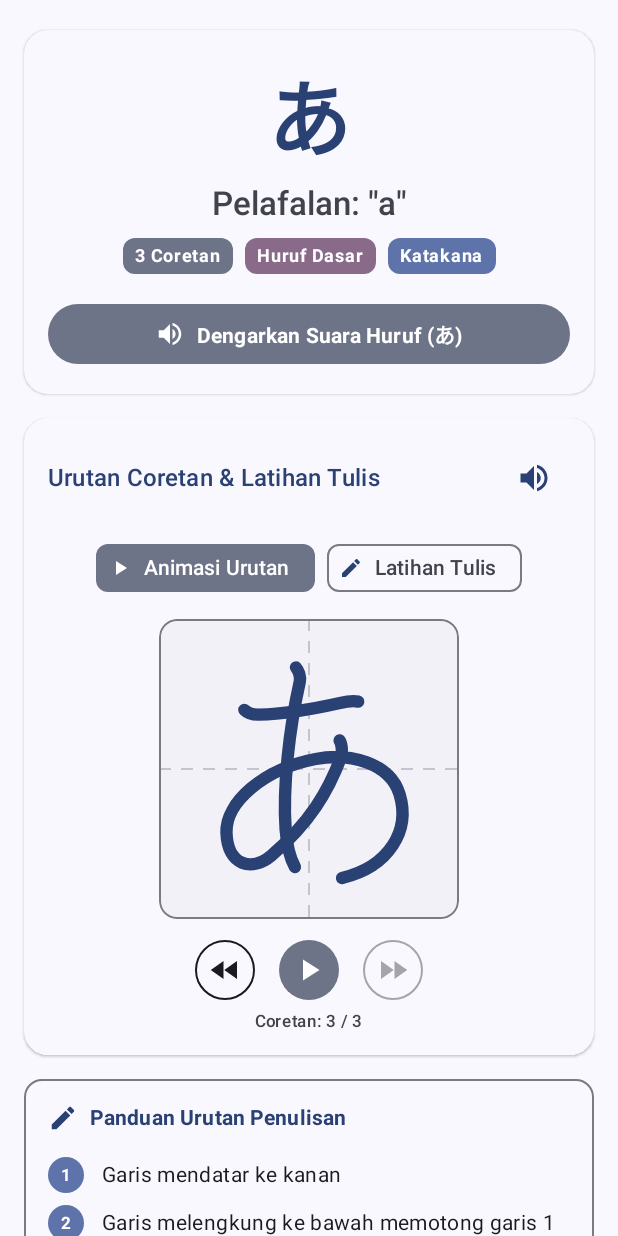
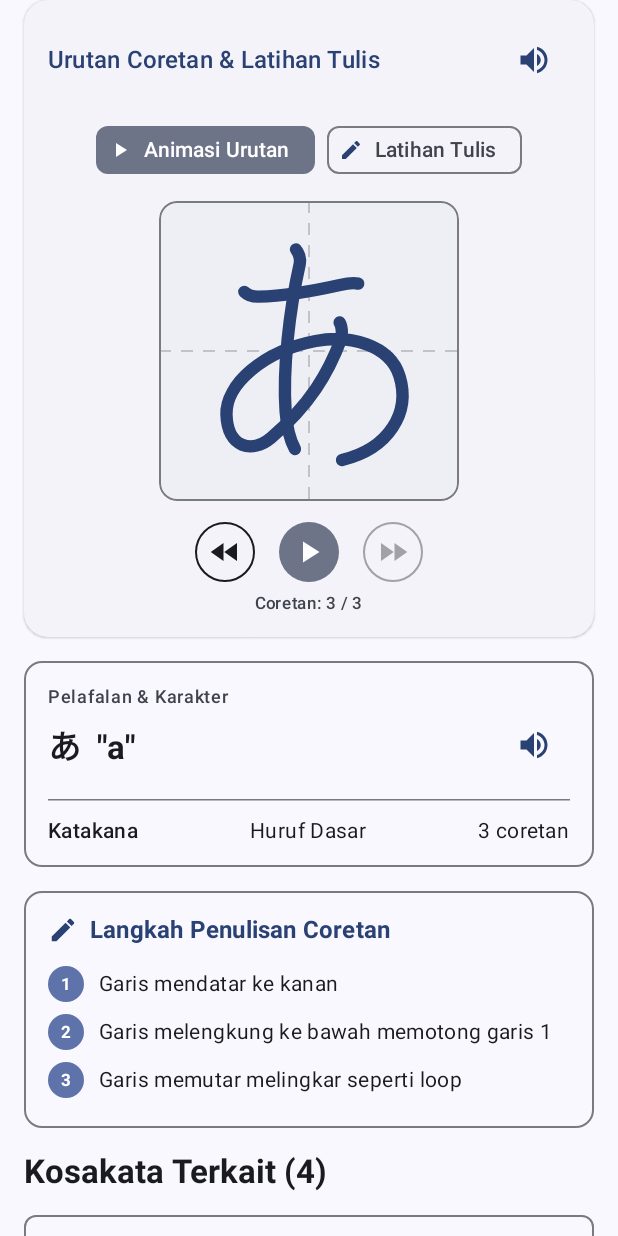
Before and after one commit to Jarotttttt/nihongo-dictionary, an Android app built with Jetpack Compose: the composable KanaDetailContent called with sample values from the repository, after a tap on "Dengarkan Huruf", on a phone screen of 412 x 824 dp. Run offline under Robolectric (Android 15) with nearby library versions, the phone set to English and light mode, and no system bars; our stand-ins replace Dagger/Hilt's generated code.

Commit message:
feat(kana): remove auto-tts on grid click and align Kana detail layout to match Kanji 1:1

```diff
--- a/app/src/main/java/id/nihongodictionary/app/presentation/screens/characters/CharactersScreen.kt
+++ b/app/src/main/java/id/nihongodictionary/app/presentation/screens/characters/CharactersScreen.kt
@@ -206,7 +206,6 @@ fun CharactersScreen(
                         KanaGrid(
                             items = kanaList,
                             columns = columns,
-                            onPlayAudio = { viewModel.playAudio(it.character) },
                             onItemClick = { onKanaClick(it.character) }
                         )
                     }
@@ -220,7 +219,6 @@ fun CharactersScreen(
                         KanaGrid(
                             items = kanaList,
                             columns = columns,
-                            onPlayAudio = { viewModel.playAudio(it.character) },
                             onItemClick = { onKanaClick(it.character) }
                         )
                     }
@@ -273,7 +271,6 @@ fun CharactersScreen(
 fun KanaGrid(
     items: List<KanaCharacter>,
     columns: Int,
-    onPlayAudio: (KanaCharacter) -> Unit,
     onItemClick: (KanaCharacter) -> Unit,
     modifier: Modifier = Modifier
 ) {
@@ -300,7 +297,6 @@ fun KanaGrid(
                 KanaCard(
                     kana = item,
                     onClick = {
-                        onPlayAudio(item)
                         onItemClick(item)
                     }
                 )
--- a/app/src/main/java/id/nihongodictionary/app/presentation/screens/characters/KanaDetailScreen.kt
+++ b/app/src/main/java/id/nihongodictionary/app/presentation/screens/characters/KanaDetailScreen.kt
@@ -12,16 +12,14 @@ import androidx.compose.foundation.layout.padding
 import androidx.compose.foundation.layout.size
 import androidx.compose.foundation.layout.width
 import androidx.compose.foundation.lazy.LazyColumn
+import androidx.compose.foundation.lazy.items
 import androidx.compose.foundation.shape.CircleShape
 import androidx.compose.material.icons.Icons
 import androidx.compose.material.icons.automirrored.filled.ArrowBack
 import androidx.compose.material.icons.automirrored.filled.VolumeUp
 import androidx.compose.material.icons.filled.Edit
-import androidx.compose.material.icons.filled.Translate
-import androidx.compose.material3.CardDefaults
 import androidx.compose.material3.ElevatedCard
 import androidx.compose.material3.ExperimentalMaterial3Api
-import androidx.compose.material3.FilledTonalButton
 import androidx.compose.material3.HorizontalDivider
 import androidx.compose.material3.Icon
 import androidx.compose.material3.IconButton
@@ -38,7 +36,6 @@ import androidx.compose.ui.Modifier
 import androidx.compose.ui.platform.testTag
 import androidx.compose.ui.text.font.FontWeight
 import androidx.compose.ui.unit.dp
-import androidx.compose.ui.unit.sp
 import id.nihongodictionary.app.domain.model.KanaCategory
 import id.nihongodictionary.app.domain.model.KanaCharacter
 import id.nihongodictionary.app.domain.model.KanaData
@@ -113,121 +110,12 @@ fun KanaDetailContent(
         horizontalAlignment = Alignment.CenterHorizontally,
         verticalArrangement = Arrangement.spacedBy(16.dp)
     ) {
-        item { Spacer(modifier = Modifier.height(4.dp)) }
-
-        // 1. Header Card (Huruf, Romaji, Kategori, Audio)
-        item {
-            ElevatedCard(
-                modifier = Modifier.fillMaxWidth(),
-                shape = MaterialTheme.shapes.large,
-                colors = CardDefaults.elevatedCardColors(
-                    containerColor = MaterialTheme.colorScheme.surface
-                )
-            ) {
-                Column(
-                    modifier = Modifier
-                        .fillMaxWidth()
-                        .padding(16.dp),
-                    horizontalAlignment = Alignment.CenterHorizontally
-                ) {
-                    Text(
-                        text = kana.character,
-                        fontSize = 56.sp,
-                        fontWeight = FontWeight.Bold,
-                        color = MaterialTheme.colorScheme.primary
-                    )
-
-                    Spacer(modifier = Modifier.height(4.dp))
-
-                    Text(
-                        text = "Pelafalan: \"${kana.romaji}\"",
-                        style = MaterialTheme.typography.titleLarge,
-                        fontWeight = FontWeight.SemiBold,
-                        color = MaterialTheme.colorScheme.onSurfaceVariant
-                    )
-
-                    Spacer(modifier = Modifier.height(10.dp))
-
-                    Row(
-                        horizontalArrangement = Arrangement.spacedBy(8.dp),
-                        verticalAlignment = Alignment.CenterVertically
-                    ) {
-                        Surface(
-                            shape = MaterialTheme.shapes.small,
-                            color = MaterialTheme.colorScheme.secondaryContainer
-                        ) {
-                            Text(
-                                text = "${kana.strokeCount} Coretan",
-                                modifier = Modifier.padding(horizontal = 8.dp, vertical = 4.dp),
-                                style = MaterialTheme.typography.labelMedium,
-                                fontWeight = FontWeight.Bold,
-                                color = MaterialTheme.colorScheme.onSecondaryContainer
-                            )
-                        }
-
-                        Surface(
-                            shape = MaterialTheme.shapes.small,
-                            color = MaterialTheme.colorScheme.tertiaryContainer
-                        ) {
-                            Text(
-                                text = when (kana.category) {
-                                    KanaCategory.GOJUON -> "Huruf Dasar"
-                                    KanaCategory.DAKUON -> "Bunyi Turunan (Dakuon)"
-                                    KanaCategory.YOON -> "Bunyi Gabungan (Yōon)"
-                                },
-                                modifier = Modifier.padding(horizontal = 8.dp, vertical = 4.dp),
-                                style = MaterialTheme.typography.labelMedium,
-                                fontWeight = FontWeight.Bold,
-                                color = MaterialTheme.colorScheme.onTertiaryContainer
-                            )
-                        }
-
-                        Surface(
-                            shape = MaterialTheme.shapes.small,
-                            color = MaterialTheme.colorScheme.primaryContainer
-                        ) {
-                            Text(
-                                text = if (isHiragana) "Hiragana" else "Katakana",
-                                modifier = Modifier.padding(horizontal = 8.dp, vertical = 4.dp),
-                                style = MaterialTheme.typography.labelMedium,
-                                fontWeight = FontWeight.Bold,
-                                color = MaterialTheme.colorScheme.onPrimaryContainer
-                            )
-                        }
-                    }
-
-                    Spacer(modifier = Modifier.height(16.dp))
-
-                    FilledTonalButton(
-                        onClick = { onPlayAudio(kana.character) },
-                        modifier = Modifier
-                            .fillMaxWidth()
-                            .testTag("btn-kana-audio")
-                    ) {
-                        Icon(
-                            imageVector = Icons.AutoMirrored.Filled.VolumeUp,
-                            contentDescription = null,
-                            modifier = Modifier.size(20.dp)
-                        )
-                        Spacer(modifier = Modifier.width(8.dp))
-                        Text(
-                            text = "Dengarkan Suara Huruf (${kana.character})",
-                            fontWeight = FontWeight.Bold
-                        )
-                    }
-                }
-            }
-        }
-
-        // 2. Interactive Stroke Order & Practice Canvas
+        // 1. Interactive Stroke Order Canvas (Persis seperti KanjiDetailScreen Card #1)
         if (kana.strokes.isNotEmpty()) {
             item {
                 ElevatedCard(
                     modifier = Modifier.fillMaxWidth(),
-                    shape = MaterialTheme.shapes.large,
-                    colors = CardDefaults.elevatedCardColors(
-                        containerColor = MaterialTheme.colorScheme.surface
-                    )
+                    shape = MaterialTheme.shapes.large
                 ) {
                     Column(
                         modifier = Modifier
@@ -261,7 +149,68 @@ fun KanaDetailContent(
             }
         }
 
-        // 3. Step-by-Step Writing Guide Card
+        // 2. Meaning & Readings Card (Persis seperti Card #2 pada KanjiDetailScreen)
+        item {
+            OutlinedCard(
+                modifier = Modifier.fillMaxWidth(),
+                shape = MaterialTheme.shapes.medium
+            ) {
+                Column(modifier = Modifier.padding(16.dp)) {
+                    Text(
+                        text = "Pelafalan & Karakter",
+                        style = MaterialTheme.typography.labelMedium,
+                        color = MaterialTheme.colorScheme.onSurfaceVariant
+                    )
+                    Row(
+                        modifier = Modifier.fillMaxWidth(),
+                        horizontalArrangement = Arrangement.SpaceBetween,
+                        verticalAlignment = Alignment.CenterVertically
+                    ) {
+                        Text(
+                            text = "${kana.character}  \"${kana.romaji}\"",
+                            style = MaterialTheme.typography.titleLarge,
+                            fontWeight = FontWeight.Bold,
+                            color = MaterialTheme.colorScheme.onSurface
+                        )
+                        IconButton(onClick = { onPlayAudio(kana.character) }) {
+                            Icon(
+                                imageVector = Icons.AutoMirrored.Filled.VolumeUp,
+                                contentDescription = "Dengarkan Suara Huruf",
+                                tint = MaterialTheme.colorScheme.primary
+                            )
+                        }
+                    }
+
+                    HorizontalDivider(modifier = Modifier.padding(vertical = 12.dp))
+
+                    // Metadata Row
+                    Row(
+                        modifier = Modifier.fillMaxWidth(),
+                        horizontalArrangement = Arrangement.SpaceBetween
+                    ) {
+                        Text(
+                            text = if (isHiragana) "Hiragana" else "Katakana",
+                            style = MaterialTheme.typography.bodyMedium,
+                            fontWeight = FontWeight.SemiBold
+                        )
+                        Text(
+                            text = when (kana.category) {
+                                KanaCategory.GOJUON -> "Huruf Dasar"
+                                KanaCategory.DAKUON -> "Dakuon"
+                                KanaCategory.YOON -> "Yōon"
+                            },
+                            style = MaterialTheme.typography.bodyMedium
+                        )
+                        Text(
+                            text = "${kana.strokeCount} coretan",
+                            style = MaterialTheme.typography.bodyMedium
+                        )
+                    }
+                }
+            }
+        }
+
+        // 3. Step-by-Step Writing Guide Card (Hitsujun)
         if (kana.strokeSteps.isNotEmpty()) {
             item {
                 OutlinedCard(
@@ -278,18 +227,20 @@ fun KanaDetailContent(
                             )
                             Spacer(modifier = Modifier.width(8.dp))
                             Text(
-                                text = "Panduan Urutan Penulisan",
-                                style = MaterialTheme.typography.titleSmall,
+                                text = "Langkah Penulisan Coretan",
+                                style = MaterialTheme.typography.titleMedium,
                                 fontWeight = FontWeight.Bold,
                                 color = MaterialTheme.colorScheme.primary
                             )
                         }
 
-                        Spacer(modifier = Modifier.height(12.dp))
+                        Spacer(modifier = Modifier.height(10.dp))
 
                         kana.strokeSteps.forEachIndexed { index, step ->
                             Row(
-                                modifier = Modifier.padding(vertical = 4.dp),
+                                modifier = Modifier
+                                    .fillMaxWidth()
+                                    .padding(vertical = 4.dp),
                                 verticalAlignment = Alignment.CenterVertically
                             ) {
                                 Surface(
@@ -306,7 +257,7 @@ fun KanaDetailContent(
                                         )
                                     }
                                 }
-                                Spacer(modifier = Modifier.width(12.dp))
+                                Spacer(modifier = Modifier.width(10.dp))
                                 Text(
                                     text = step,
                                     style = MaterialTheme.typography.bodyMedium,
@@ -319,40 +270,32 @@ fun KanaDetailContent(
             }
         }
 
-        // 4. Contoh Kosakata (Related Vocabulary) Card
+        // 4. Related Vocabulary Section (Persis seperti "Kosakata Terkait" pada KanjiDetailScreen)
         if (kana.relatedWords.isNotEmpty()) {
             item {
+                Row(
+                    modifier = Modifier.fillMaxWidth(),
+                    horizontalArrangement = Arrangement.Start
+                ) {
+                    Text(
+                        text = "Kosakata Terkait (${kana.relatedWords.size})",
+                        style = MaterialTheme.typography.titleLarge,
+                        fontWeight = FontWeight.Bold
+                    )
+                }
+            }
+
+            items(kana.relatedWords) { word ->
                 OutlinedCard(
                     modifier = Modifier.fillMaxWidth(),
-                    shape = MaterialTheme.shapes.medium
+                    shape = MaterialTheme.shapes.small
                 ) {
-                    Column(modifier = Modifier.padding(16.dp)) {
-                        Row(verticalAlignment = Alignment.CenterVertically) {
-                            Icon(
-                                imageVector = Icons.Default.Translate,
-                                contentDescription = null,
-                                tint = MaterialTheme.colorScheme.primary,
-                                modifier = Modifier.size(20.dp)
-                            )
-                            Spacer(modifier = Modifier.width(8.dp))
-                            Text(
-                                text = "Contoh Kosakata (${kana.character})",
-                                style = MaterialTheme.typography.titleSmall,
-                                fontWeight = FontWeight.Bold,
-                                color = MaterialTheme.colorScheme.primary
-                            )
-                        }
-
-                        Spacer(modifier = Modifier.height(12.dp))
-
-                        kana.relatedWords.forEachIndexed { index, word ->
-                            if (index > 0) {
-                                HorizontalDivider(modifier = Modifier.padding(vertical = 8.dp))
-                            }
                     Row(
-                                modifier = Modifier.fillMaxWidth(),
-                                horizontalArrangement = Arrangement.SpaceBetween,
-                                verticalAlignment = Alignment.CenterVertically
+                        modifier = Modifier
+                            .fillMaxWidth()
+                            .padding(12.dp),
+                        verticalAlignment = Alignment.CenterVertically,
+                        horizontalArrangement = Arrangement.SpaceBetween
                     ) {
                         Column(modifier = Modifier.weight(1f)) {
                             Row(verticalAlignment = Alignment.Bottom) {
@@ -360,7 +303,7 @@ fun KanaDetailContent(
                                     text = word.japanese,
                                     style = MaterialTheme.typography.titleMedium,
                                     fontWeight = FontWeight.Bold,
-                                            color = MaterialTheme.colorScheme.onSurface
+                                    color = MaterialTheme.colorScheme.primary
                                 )
                                 Spacer(modifier = Modifier.width(8.dp))
                                 Text(
@@ -376,6 +319,7 @@ fun KanaDetailContent(
                                 color = MaterialTheme.colorScheme.onSurfaceVariant
                             )
                         }
+
                         IconButton(onClick = { onPlayAudio(word.japanese) }) {
                             Icon(
                                 imageVector = Icons.AutoMirrored.Filled.VolumeUp,
@@ -387,8 +331,6 @@ fun KanaDetailContent(
                 }
             }
         }
-            }
-        }
 
         item { Spacer(modifier = Modifier.height(16.dp)) }
     }
```
Also changed, not shown: 1 other file. Lines whose indentation alone changed are shown as unchanged.
